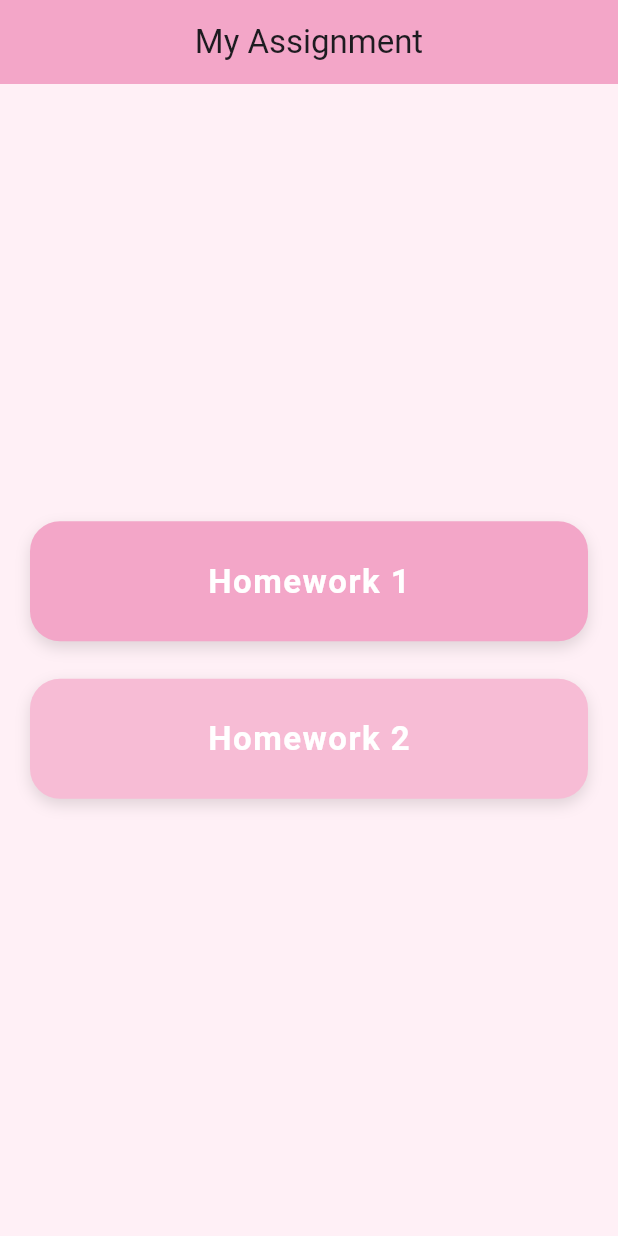
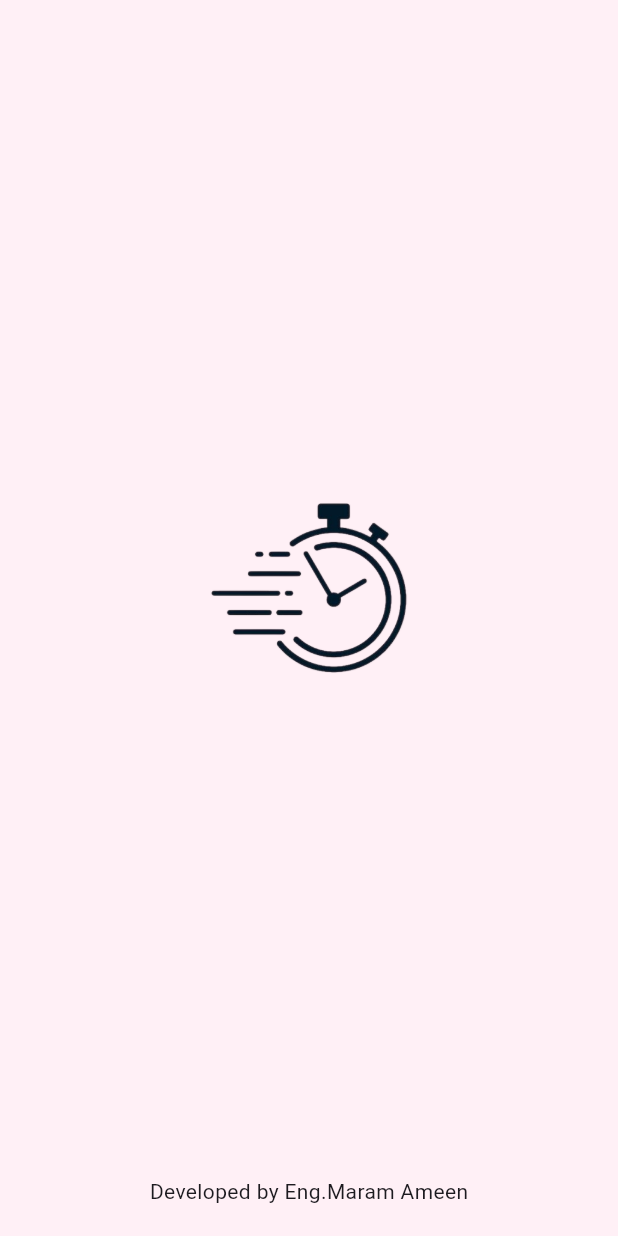
Before and after one commit to Engmrm/Assignment, a Flutter app: the first screen one second after launch, on a phone screen of 412 x 824 dp. Run offline on Flutter 3.47's test engine with Material 3 defaults, Android fonts, the phone set to English and light mode, and no system bars.

Commit message:
Initial splash screen setup

```diff
--- /dev/null
+++ b/lib/Spalsh_screen.dart
@@ -0,0 +1,34 @@
+import 'package:flutter/material.dart';
+import 'Homepage.dart';
+
+class splash extends StatefulWidget {
+  @override
+
+  State<splash> createState() => _splashState();
+}
+
+class _splashState extends State<splash> {
+  @override
+  @override
+  void initState() {
+    // TODO: implement initState
+    Future.delayed(Duration(seconds: 3),(){
+      Navigator.pushReplacement(context, MaterialPageRoute(builder: (context)=>HomePage()));
+    });
+  }
+  Widget build(BuildContext context) {
+    return Scaffold(
+      backgroundColor: const Color(0xFFFFF0F6),
+
+      body:Padding(
+        padding: const EdgeInsets.only(bottom: 20),
+        child: Column(
+          children: [
+            Expanded(child: Center(child: Image.asset("assets/images/spalsh_2-remov.png",height: 200,width: 200,),)),
+            Text("Developed by Eng.Maram Ameen")
+          ],
+        ),
+      ) ,
+    );
+  }
+}
--- a/lib/main.dart
+++ b/lib/main.dart
@@ -1,7 +1,8 @@
 import 'package:flutter/material.dart';
 import'Homepage.dart';
+import"Spalsh_screen.dart";
 main() {
   runApp(MaterialApp(
       debugShowCheckedModeBanner: false,
-      home: HomePage()) );
+      home: splash()) );
 }
```
Also changed, not shown: assets/images/spalsh_2-remov.png (added), assets/images/splash_1.png (added), assets/images/splash_2.png (added).
